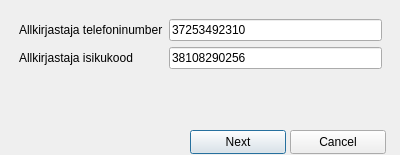
Above: qdigidocclient/trunk/src/ui/MobileDialog.ui from tixsys/esteid before the change. Below: the same form after it.
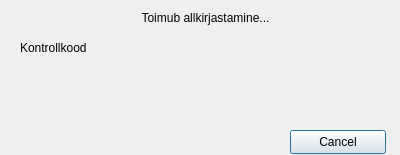
That is the form after the change.

Commit message: qdigidocclient: validate personal code and use info line edits

Patch:
```diff
--- a/qdigidocclient/trunk/src/ui/MobileDialog.ui
+++ b/qdigidocclient/trunk/src/ui/MobileDialog.ui
@@ -13,84 +13,23 @@
   <property name="windowTitle">
    <string>Mobiiliga allkirjastamine</string>
   </property>
-  <widget class="QStackedWidget" name="pages">
+  <widget class="QPushButton" name="buttonCancel">
    <property name="geometry">
     <rect>
-     <x>10</x>
-     <y>10</y>
-     <width>381</width>
-     <height>109</height>
+     <x>290</x>
+     <y>130</y>
+     <width>96</width>
+     <height>24</height>
     </rect>
    </property>
-   <property name="currentIndex">
-    <number>0</number>
-   </property>
-   <widget class="QWidget" name="page">
-    <layout class="QGridLayout" name="gridLayout">
-     <item row="0" column="0">
-      <widget class="QLabel" name="label">
        <property name="text">
-        <string>Allkirjastaja telefoninumber</string>
-       </property>
-      </widget>
-     </item>
-     <item row="0" column="1">
-      <widget class="QLineEdit" name="inputPhoneNumber">
-       <property name="text">
-        <string>37253492310</string>
-       </property>
-      </widget>
-     </item>
-     <item row="1" column="0">
-      <widget class="QLabel" name="label_2">
-       <property name="text">
-        <string>Allkirjastaja isikukood</string>
-       </property>
-      </widget>
-     </item>
-     <item row="1" column="1">
-      <widget class="QLineEdit" name="inputSSID">
-       <property name="text">
-        <string>38108290256</string>
-       </property>
-      </widget>
-     </item>
-     <item row="2" column="1">
-      <spacer name="verticalSpacer">
-       <property name="orientation">
-        <enum>Qt::Vertical</enum>
-       </property>
-       <property name="sizeHint" stdset="0">
-        <size>
-         <width>20</width>
-         <height>40</height>
-        </size>
-       </property>
-      </spacer>
-     </item>
-    </layout>
-   </widget>
-   <widget class="QWidget" name="page_2">
-    <widget class="QLabel" name="label_3">
-     <property name="geometry">
-      <rect>
-       <x>10</x>
-       <y>10</y>
-       <width>371</width>
-       <height>16</height>
-      </rect>
-     </property>
-     <property name="text">
-      <string>Toimub allkirjastamine...</string>
-     </property>
-     <property name="alignment">
-      <set>Qt::AlignCenter</set>
+    <string>Cancel</string>
      </property>
     </widget>
     <widget class="QLabel" name="label_4">
      <property name="geometry">
       <rect>
-       <x>10</x>
+     <x>20</x>
        <y>40</y>
        <width>81</width>
        <height>16</height>
@@ -100,10 +39,39 @@
       <string>Kontrollkood</string>
      </property>
     </widget>
+  <widget class="QLabel" name="labelError">
+   <property name="geometry">
+    <rect>
+     <x>100</x>
+     <y>70</y>
+     <width>181</width>
+     <height>16</height>
+    </rect>
+   </property>
+   <property name="alignment">
+    <set>Qt::AlignCenter</set>
+   </property>
+  </widget>
+  <widget class="QLabel" name="label_3">
+   <property name="geometry">
+    <rect>
+     <x>20</x>
+     <y>10</y>
+     <width>371</width>
+     <height>16</height>
+    </rect>
+   </property>
+   <property name="text">
+    <string>Toimub allkirjastamine...</string>
+   </property>
+   <property name="alignment">
+    <set>Qt::AlignCenter</set>
+   </property>
+  </widget>
     <widget class="QLabel" name="labelCode">
      <property name="geometry">
       <rect>
-       <x>90</x>
+     <x>100</x>
        <y>40</y>
        <width>53</width>
        <height>15</height>
@@ -114,47 +82,6 @@
        <weight>75</weight>
        <bold>true</bold>
       </font>
-     </property>
-    </widget>
-    <widget class="QLabel" name="labelError">
-     <property name="geometry">
-      <rect>
-       <x>90</x>
-       <y>70</y>
-       <width>181</width>
-       <height>16</height>
-      </rect>
-     </property>
-     <property name="alignment">
-      <set>Qt::AlignCenter</set>
-     </property>
-    </widget>
-   </widget>
-  </widget>
-  <widget class="QPushButton" name="buttonNext">
-   <property name="geometry">
-    <rect>
-     <x>190</x>
-     <y>130</y>
-     <width>96</width>
-     <height>24</height>
-    </rect>
-   </property>
-   <property name="text">
-    <string>Next</string>
-   </property>
-  </widget>
-  <widget class="QPushButton" name="buttonCancel">
-   <property name="geometry">
-    <rect>
-     <x>290</x>
-     <y>130</y>
-     <width>96</width>
-     <height>24</height>
-    </rect>
-   </property>
-   <property name="text">
-    <string>Cancel</string>
    </property>
   </widget>
  </widget>
```
Lines whose indentation alone changed are shown as unchanged. The commit also changes 7 other files.
